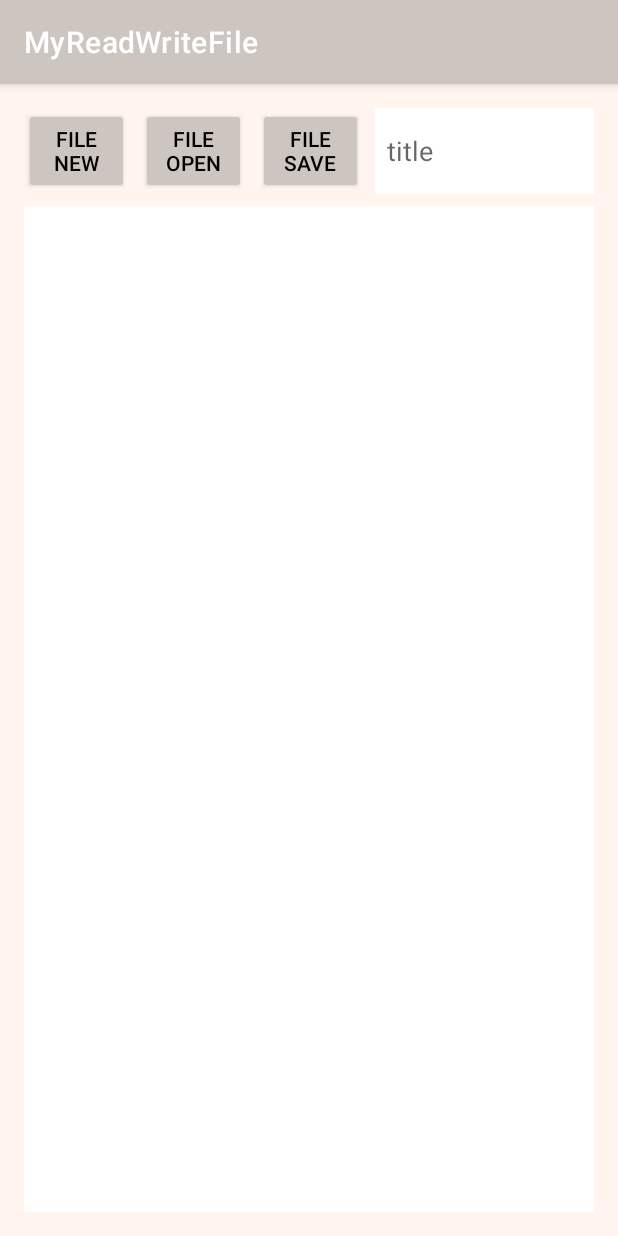
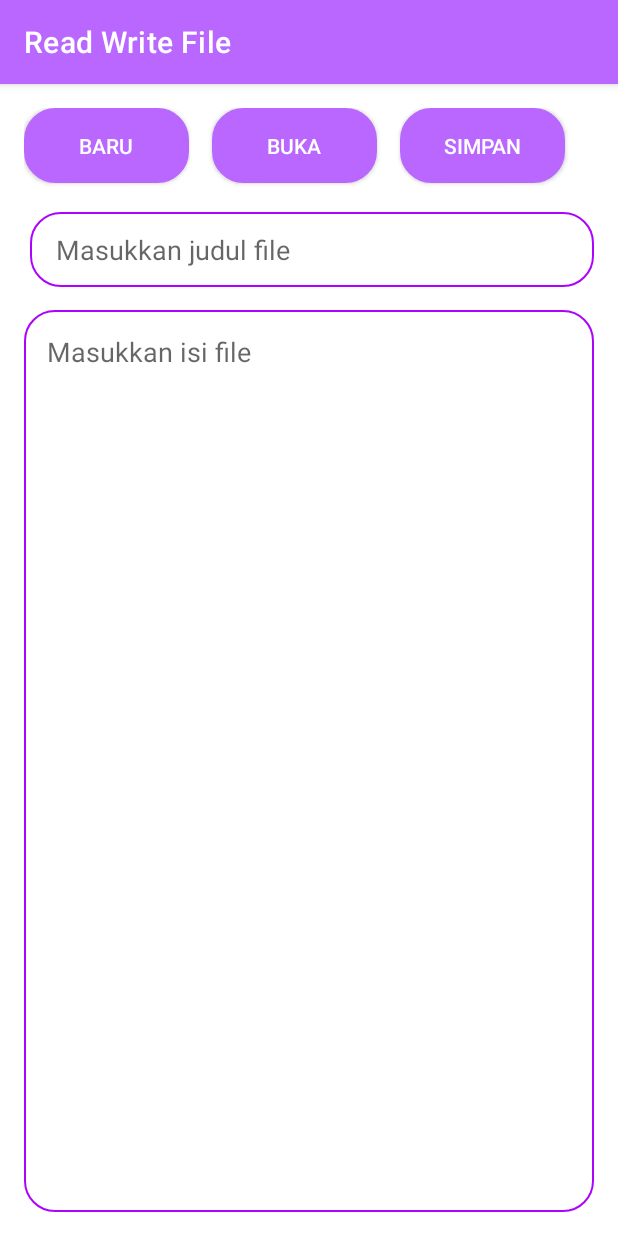
Before and after one commit to rezafaby/TugasReadWriteFile, an Android app: the screen it shows after launch (MainActivity), on a phone screen of 412 x 824 dp. Run offline under Robolectric (Android 15) with nearby library versions, the phone set to English and light mode, and no system bars.

Commit message:
edit layout

```diff
--- a/app/src/main/java/id/myreadwritefile/MainActivity.java
+++ b/app/src/main/java/id/myreadwritefile/MainActivity.java
@@ -15,13 +15,11 @@ import java.util.ArrayList;
 
 public class MainActivity extends AppCompatActivity implements View.OnClickListener {
 
-    Button btnNew;
-    Button new;
-    Button btnOpen;
-    Button btnSave;
+    Button btnBaru;
+    Button btnBuka;
+    Button btnSimpan;
     EditText editContent;
-    EditText editTitle;
-
+    EditText editJudul;
     File path;
 
     @Override
@@ -29,15 +27,15 @@ public class MainActivity extends AppCompatActivity implements View.OnClickListe
         super.onCreate(savedInstanceState);
         setContentView(R.layout.activity_main);
 
-        btnNew = (Button) findViewById(R.id.button_new);
-        btnOpen = (Button) findViewById(R.id.button_open);
-        btnSave = (Button) findViewById(R.id.button_save);
-        editContent = (EditText) findViewById(R.id.edit_file);
-        editTitle = (EditText) findViewById(R.id.edit_title);
+        btnBaru = (Button) findViewById(R.id.btn_baru);
+        btnBuka = (Button) findViewById(R.id.btn_buka);
+        btnSimpan = (Button) findViewById(R.id.btn_simpan);
+        editContent = (EditText) findViewById(R.id.file);
+        editJudul = (EditText) findViewById(R.id.judul);
 
-        btnNew.setOnClickListener(this);
-        btnOpen.setOnClickListener(this);
-        btnSave.setOnClickListener(this);
+        btnBaru.setOnClickListener(this);
+        btnBuka.setOnClickListener(this);
+        btnSimpan.setOnClickListener(this);
         path = getFilesDir();
     }
 
@@ -45,13 +43,13 @@ public class MainActivity extends AppCompatActivity implements View.OnClickListe
     public void onClick(View view) {
         int id = view.getId();
         switch (id) {
-            case R.id.button_new:
+            case R.id.btn_baru:
                 newFile();
                 break;
-            case R.id.button_open:
+            case R.id.btn_buka:
                 openFile();
                 break;
-            case R.id.button_save:
+            case R.id.btn_simpan:
                 saveFile();
                 break;
         }
@@ -60,7 +58,7 @@ public class MainActivity extends AppCompatActivity implements View.OnClickListe
 
     public void newFile() {
 
-        editTitle.setText("");
+        editJudul.setText("");
         editContent.setText("");
 
         Toast.makeText(this, "Clearing file", Toast.LENGTH_SHORT).show();
@@ -68,7 +66,7 @@ public class MainActivity extends AppCompatActivity implements View.OnClickListe
 
     private void loadData(String title) {
         String text = FileHelper.readFromFile(this, title);
-        editTitle.setText(title);
+        editJudul.setText(title);
         editContent.setText(text);
         Toast.makeText(this, "Loading " + title + " data", Toast.LENGTH_SHORT).show();
     }
@@ -101,13 +99,13 @@ public class MainActivity extends AppCompatActivity implements View.OnClickListe
     }
 
     public void saveFile() {
-        if (editTitle.getText().toString().isEmpty()) {
+        if (editJudul.getText().toString().isEmpty()) {
             Toast.makeText(this, "Title harus diisi terlebih dahulu", Toast.LENGTH_SHORT).show();
         } else {
-            String title = editTitle.getText().toString();
+            String title = editJudul.getText().toString();
             String text = editContent.getText().toString();
             FileHelper.writeToFile(title, text, this);
-            Toast.makeText(this, "Saving " + editTitle.getText().toString() + " file", Toast.LENGTH_SHORT).show();
+            Toast.makeText(this, "Saving " + editJudul.getText().toString() + " file", Toast.LENGTH_SHORT).show();
         }
     }
 
--- /dev/null
+++ b/app/src/main/res/drawable-v24/button.xml
@@ -0,0 +1,8 @@
+<?xml version="1.0" encoding="utf-8"?>
+<shape
+    android:shape ="rectangle"
+    xmlns:android="http://schemas.android.com/apk/res/android">
+    <solid android:color="#b967ff"/>
+    <stroke android:color="@color/white" android:width="2dp"/>
+    <corners android:radius="20dp"/>
+</shape>
--- /dev/null
+++ b/app/src/main/res/drawable-v24/input.xml
@@ -0,0 +1,8 @@
+<?xml version="1.0" encoding="utf-8"?>
+<shape
+    android:shape ="rectangle"
+    xmlns:android="http://schemas.android.com/apk/res/android">
+    <solid android:color="#ffffff"/>
+    <stroke android:color="@color/purple_500" android:width="1.3dp"/>
+    <corners android:radius="20dp"/>
+</shape>
--- a/app/src/main/res/layout/activity_main.xml
+++ b/app/src/main/res/layout/activity_main.xml
@@ -4,15 +4,35 @@
     android:id="@+id/activity_main"
     android:layout_width="match_parent"
     android:layout_height="match_parent"
-    android:background="@color/brown"
+    android:background="@color/white"
     android:paddingBottom="@dimen/activity_vertical_margin"
     android:paddingLeft="@dimen/activity_horizontal_margin"
     android:paddingRight="@dimen/activity_horizontal_margin"
     android:paddingTop="@dimen/activity_vertical_margin"
-    tools:context=".MainActivity">
+    tools:context=".MainActivity"
+    tools:ignore="ExtraText">
+
+    <EditText
+        android:id="@+id/judul"
+        android:layout_width="match_parent"
+        android:layout_height="50dp"
+        android:layout_below="@+id/header_linear"
+        android:layout_marginBottom="15dp"
+        android:layout_marginTop="15dp"
+        android:layout_marginLeft="@dimen/tiny_margin"
+        android:layout_marginStart="@dimen/tiny_margin"
+        android:layout_weight="1"
+        android:background="@drawable/input"
+        android:ems="10"
+        android:hint="@string/title"
+        android:inputType="textPersonName|textNoSuggestions"
+        android:paddingLeft="17dp"
+        android:paddingStart="17dp">
+    </EditText>
+
 >
     <EditText
-        android:id="@+id/edit_file"
+        android:id="@+id/file"
         style="@style/Widget.AppCompat.EditText"
         android:layout_width="match_parent"
         android:layout_height="match_parent"
@@ -21,11 +41,12 @@
         android:layout_alignParentLeft="true"
         android:layout_alignParentRight="true"
         android:layout_alignParentStart="true"
-        android:layout_below="@+id/header_linear"
-        android:background="@android:color/white"
+        android:layout_below="@+id/judul"
         android:gravity="top|start"
+        android:background="@drawable/input"
+        android:hint="@string/data"
         android:inputType="textMultiLine|textNoSuggestions"
-        android:padding="@dimen/tiny_margin" />
+        android:padding="15dp" />
 
     <LinearLayout
         android:id="@+id/header_linear"
@@ -35,48 +56,38 @@
         android:orientation="horizontal">
 
         <Button
-            android:id="@+id/button_new"
+            android:id="@+id/btn_baru"
             style="@style/Widget.AppCompat.Button.Colored"
-            android:layout_width="70dp"
-            android:layout_height="match_parent"
+            android:background="@drawable/button"
+            android:layout_width="110dp"
+            android:layout_height="50dp"
             android:layout_marginBottom="@dimen/tiny_margin"
             android:text="@string/file_new"
-            android:textColor="@color/black"/>
+            android:textColor="@color/white"
+             />
 
         <Button
-            android:id="@+id/button_open"
+            android:id="@+id/btn_buka"
             style="@style/Widget.AppCompat.Button.Colored"
-            android:layout_width="70dp"
-            android:layout_height="match_parent"
+            android:background="@drawable/button"
+            android:layout_width="110dp"
+            android:layout_height="50dp"
             android:layout_marginBottom="@dimen/tiny_margin"
             android:layout_marginLeft="@dimen/tiny_margin"
-            android:layout_marginStart="@dimen/tiny_margin"
+            android:layout_marginStart="15dp"
             android:text="@string/file_open"
-            android:textColor="@color/black"/>
+            android:textColor="@color/white"/>
 
         <Button
-            android:id="@+id/button_save"
+            android:id="@+id/btn_simpan"
             style="@style/Widget.AppCompat.Button.Colored"
-            android:layout_width="70dp"
-            android:layout_height="match_parent"
+            android:background="@drawable/button"
+            android:layout_width="110dp"
+            android:layout_height="50dp"
             android:layout_marginBottom="@dimen/tiny_margin"
             android:layout_marginLeft="@dimen/tiny_margin"
-            android:layout_marginStart="@dimen/tiny_margin"
+            android:layout_marginStart="15dp"
             android:text="@string/file_save"
-            android:textColor="@color/black"/>
-
-        <EditText
-            android:id="@+id/edit_title"
-            android:layout_width="0dp"
-            android:layout_height="match_parent"
-            android:layout_marginBottom="@dimen/tiny_margin"
-            android:layout_marginLeft="@dimen/tiny_margin"
-            android:layout_marginStart="@dimen/tiny_margin"
-            android:layout_weight="1"
-            android:background="@android:color/white"
-            android:ems="10"
-            android:hint="@string/title"
-            android:inputType="textPersonName|textNoSuggestions"
-            android:padding="@dimen/tiny_margin" />
+            android:textColor="@color/white"/>
     </LinearLayout>
 </RelativeLayout>
--- a/app/src/main/res/values/colors.xml
+++ b/app/src/main/res/values/colors.xml
@@ -1,12 +1,12 @@
 <?xml version="1.0" encoding="utf-8"?>
 <resources>
     <color name="purple_200">#FFBB86FC</color>
-    <color name="purple_500">#FF6200EE</color>
-    <color name="purple_700">#FF3700B3</color>
+    <color name="purple_500">#ad03fc</color>
+    <color name="purple_700">#0367fc</color>
     <color name="teal_200">#FF03DAC5</color>
     <color name="teal_700">#FF018786</color>
     <color name="black">#FF000000</color>
     <color name="white">#FFFFFFFF</color>
-    <color name ="brown">#fff5ee</color>
+    <color name ="blue">#037ffc</color>
     <color name ="button">#cdc5bf</color>
 </resources>
--- a/app/src/main/res/values/dimens.xml
+++ b/app/src/main/res/values/dimens.xml
@@ -1,5 +1,5 @@
 <resources>
     <dimen name="activity_horizontal_margin">16dp</dimen>
     <dimen name="activity_vertical_margin">16dp</dimen>
-    <dimen name="tiny_margin">8dp</dimen>
+    <dimen name="tiny_margin">4dp</dimen>
 </resources>
--- a/app/src/main/res/values/strings.xml
+++ b/app/src/main/res/values/strings.xml
@@ -1,7 +1,8 @@
 <resources>
-    <string name="app_name">MyReadWriteFile</string>
-    <string name="file_new">File New</string>
-    <string name="file_open">File Open</string>
-    <string name="file_save">File Save</string>
-    <string name="title">title</string>
+    <string name="app_name">Read Write File</string>
+    <string name="file_new">Baru</string>
+    <string name="file_open">Buka</string>
+    <string name="file_save">Simpan</string>
+    <string name="title">Masukkan judul file</string>
+    <string name="data">Masukkan isi file</string>
 </resources>
--- a/app/src/main/res/values/themes.xml
+++ b/app/src/main/res/values/themes.xml
@@ -2,7 +2,7 @@
     <!-- Base application theme. -->
     <style name="Theme.MyReadWriteFile" parent="Theme.MaterialComponents.DayNight.DarkActionBar">
         <!-- Primary brand color. -->
-        <item name="colorPrimary">@color/button</item>
+        <item name="colorPrimary">#b967ff</item>
         <item name="colorPrimaryVariant">@color/purple_700</item>
         <item name="colorOnPrimary">@color/white</item>
         <!-- Secondary brand color. -->
```
